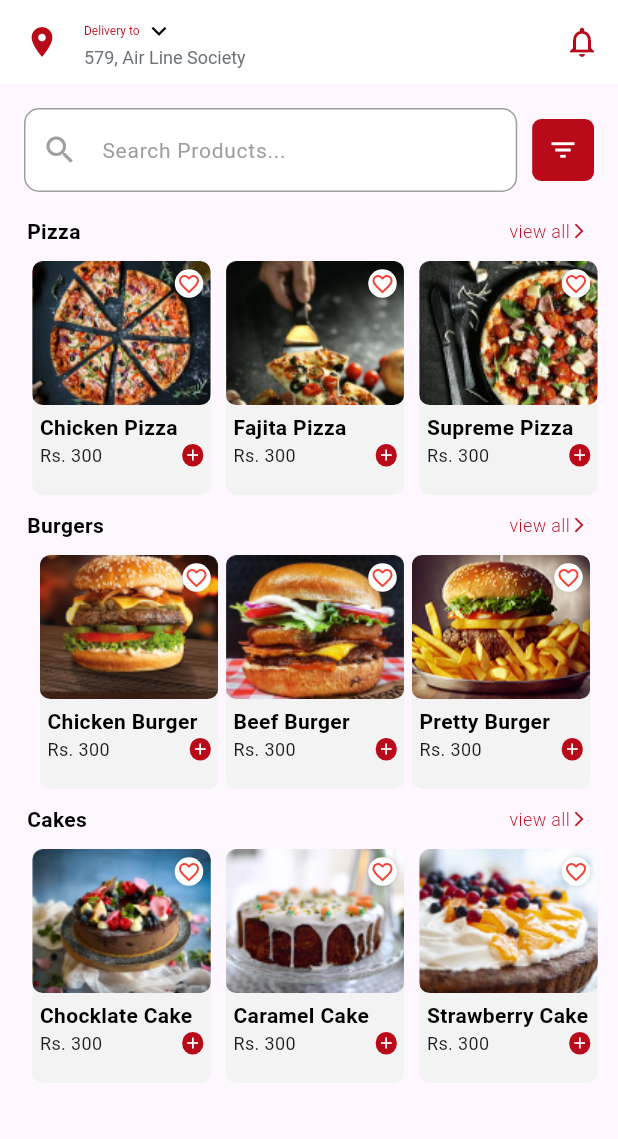
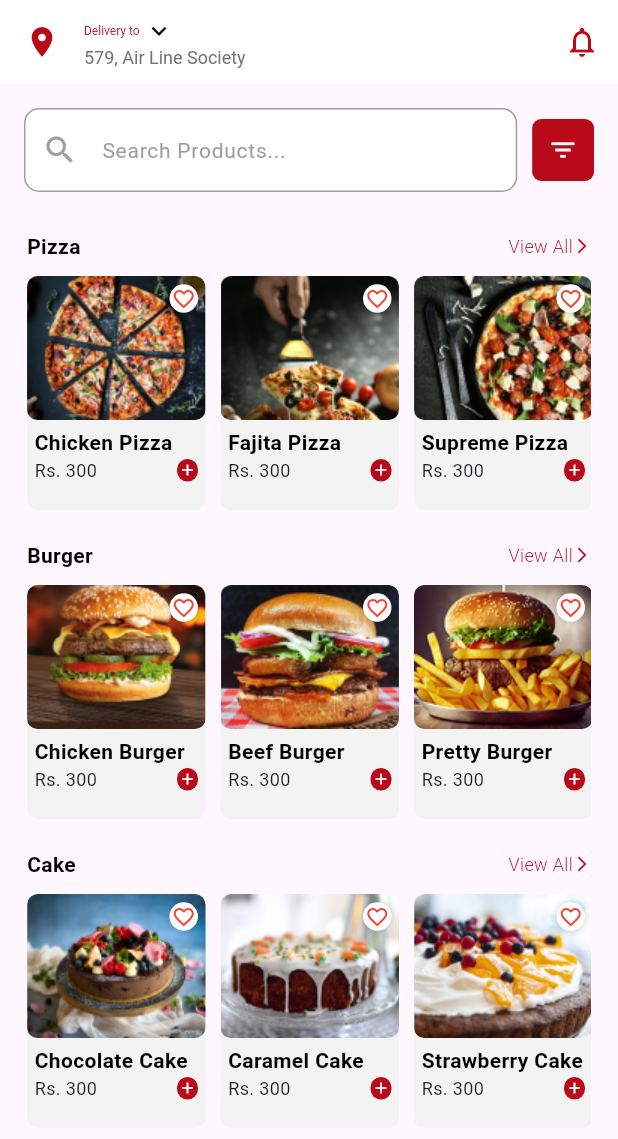
Before and after one commit to Qariziaullahkhan/Pizza-App, a Flutter app: the HomeView screen opened directly, on a phone screen of 412 x 824 dp. Shown: the top 1139 px of the screen. Run offline on Flutter 3.47's test engine with Material 3 defaults, Android fonts, the phone set to English and light mode, and no system bars; our stand-ins replace get, google_fonts, intl_phone_field, pinput.

Commit message:
we add the product

```diff
--- /dev/null
+++ b/lib/controller/product_controller.dart
@@ -0,0 +1,24 @@
+import 'package:get/get.dart';
+import 'package:pizza_app/model/product_model.dart';
+import '../utils/images.dart';
+
+class ProductController extends GetxController {
+  // Categories with products
+  final Map<String, List<ProductModel>> productCategories = {
+    "Pizza": [
+      ProductModel(imagePath: Images.chicken, title: "Chicken Pizza",price: "Rs. 300"),
+      ProductModel(imagePath: Images.fatigapizza, title: "Fajita Pizza",price: "Rs. 300"),
+      ProductModel(imagePath: Images.supreemepizza, title: "Supreme Pizza",price: "Rs. 300"),
+    ],
+    "Burger": [
+      ProductModel(imagePath: Images.chickenburger, title: "Chicken Burger",price: "Rs. 300"),
+      ProductModel(imagePath: Images.beefburger, title: "Beef Burger",price: "Rs. 300"),
+      ProductModel(imagePath: Images.preetyburger, title: "Pretty Burger",price: "Rs. 300"),
+    ],
+    "Cake": [
+      ProductModel(imagePath: Images.chocklatecake, title: "Chocolate Cake",price: "Rs. 300"),
+      ProductModel(imagePath: Images.caremelcake, title: "Caramel Cake",price: "Rs. 300"),
+      ProductModel(imagePath: Images.strawberrycake, title: "Strawberry Cake",price: "Rs. 300"),
+    ]
+  };
+}
--- /dev/null
+++ b/lib/model/product_model.dart
@@ -0,0 +1,7 @@
+class ProductModel {
+  final String imagePath;
+  final String title;
+  final String price;
+
+  ProductModel({required this.imagePath, required this.title,required this.price});
+}
--- /dev/null
+++ b/lib/views/category/category_view.dart
@@ -0,0 +1,90 @@
+import 'package:flutter/material.dart';
+import 'package:get/get.dart';
+import 'package:pizza_app/controller/product_controller.dart';
+import 'package:pizza_app/model/product_model.dart';
+import 'package:pizza_app/utils/colors.dart';
+import 'package:pizza_app/utils/constants.dart';
+
+class CategoryDetailScreen extends StatelessWidget {
+  final String categoryName;
+  const CategoryDetailScreen({super.key, required this.categoryName});
+
+  @override
+  Widget build(BuildContext context) {
+    final ProductController controller = Get.find<ProductController>();
+    List<ProductModel> products =
+        controller.productCategories[categoryName] ?? [];
+
+    return Scaffold(
+      appBar: AppBar(
+        centerTitle: true,
+        leading: IconButton(onPressed: () => Get.back(), icon: Icon(Icons.arrow_back_ios,color: AppColors.secondary,)),
+        title: Text(Constants.pizaa,style: TextStyle(color: AppColors.secondary),)),
+      body: Padding(
+        padding: const EdgeInsets.all(12.0),
+        child: GridView.builder(
+          itemCount: products.length,
+          gridDelegate: const SliverGridDelegateWithFixedCrossAxisCount(
+            crossAxisCount: 2,
+            childAspectRatio: 0.8,
+            crossAxisSpacing: 10,
+            mainAxisSpacing: 10,
+
+          ),
+          itemBuilder: (context, index) {
+            return Container(
+              decoration: BoxDecoration(
+                color: Colors.white,
+                borderRadius: BorderRadius.circular(7),
+              ),
+              child: Column(
+                children: [
+                  ClipRRect(
+                    borderRadius:
+                        BorderRadius.vertical(top: Radius.circular(7)),
+                    child: Image.asset(
+                      products[index].imagePath,
+                      width: 179,
+                      fit: BoxFit.cover,
+                    ),
+                  ),
+                  const SizedBox(height: 8),
+                  Text(
+                    products[index].title,
+                    style: const TextStyle(fontWeight: FontWeight.bold),
+                  ),
+                  const SizedBox(height: 8),
+                  Padding(
+                    padding: const EdgeInsets.symmetric(horizontal: 8),
+                    child: Row(
+                      mainAxisAlignment: MainAxisAlignment.spaceBetween,
+                      children: [
+                        Text(
+                          '${products[index].price}',
+                          style: const TextStyle(fontWeight: FontWeight.bold),
+                        ),
+                        Container(
+                          width: 20,
+                          height: 20,
+                          decoration: BoxDecoration(
+                            shape: BoxShape.circle,
+                            color: AppColors.secondary,
+                          ),
+                          child: const Icon(
+                            Icons.add,
+                            color: Colors.white,
+                            size: 14,
+                          ),
+                        ),
+                      ],
+                    ),
+                  ),
+                ],
+              ),
+            );
+          },
+        ),
+      ),
+    );
+  }
+}
--- a/lib/views/home/home_view.dart
+++ b/lib/views/home/home_view.dart
@@ -1,10 +1,10 @@
 import 'package:flutter/material.dart';
 import 'package:get/get.dart';
+import 'package:pizza_app/controller/product_controller.dart';
 import 'package:pizza_app/utils/colors.dart';
 import 'package:pizza_app/utils/constants.dart';
 import 'package:pizza_app/utils/responsive.dart';
-import 'package:pizza_app/widgets/burger_card.dart';
-import 'package:pizza_app/widgets/chocklate_card.dart';
+import 'package:pizza_app/views/category/category_view.dart';
 import 'package:pizza_app/widgets/my_size.dart';
 import 'package:pizza_app/widgets/mytext.dart';
 import 'package:pizza_app/widgets/pizza_card.dart';
@@ -16,6 +16,8 @@ class HomeView extends StatelessWidget {
   @override
   Widget build(BuildContext context) {
     final ResponsiveController responsive = Get.put(ResponsiveController());
+    final ProductController controller = Get.put(ProductController());
+
     return Scaffold(
       appBar: AppBar(
         leading: IconButton(
@@ -101,203 +103,11 @@ class HomeView extends StatelessWidget {
               ),
             ),
             // to write me container
-            Container(
-              margin: const EdgeInsets.only(
-                left: 18,
-                right: 10,
-              ),
-              width: double.infinity,
-              decoration: BoxDecoration(
-                borderRadius: BorderRadius.only(
-                  topLeft: Radius.circular(7),
-                  topRight: Radius.circular(7),
-                ),
-              ),
-              child: Column(
-                children: [
-                  Row(
-                    mainAxisAlignment: MainAxisAlignment.start,
-                    children: [
-                      MyText(
-                        text: Constants.pizaa,
-                        fontSize: 14,
-                        fontWeight: FontWeight.w700,
-                        color: AppColors.primary,
-                      ),
-                      Spacer(),
-                      MyText(
-                        text: "view all",
-                        fontSize: 12,
-                        fontWeight: FontWeight.w300,
-                        color: AppColors.secondary,
-                      ),
-                      const Icon(
-                        Icons.arrow_forward_ios,
-                        color: AppColors.secondary,
-                        size: 12,
-                      ),
-                      MySize(width: 10),
-                    ],
-                  ),
-                  MySize(height: 10),
-                  SingleChildScrollView(
-                    scrollDirection: Axis.horizontal,
-                    child: Row(
-                      children: [
-                        PizzaCard(
-                          imagePath: "assets/images/pizza.png",
-                          title: "Chicken Pizza",
-                        ),
-                        MySize(width: 10),
-                        PizzaCard(
-                          imagePath: "assets/images/fatija.png",
-                          title: "Fajita Pizza",
-                        ),
-                        MySize(width: 10),
-                        PizzaCard(
-                          imagePath: "assets/images/supreem.png",
-                          title: "Supreme Pizza",
-                        ),
-                      ],
-                    ),
-                  )
-                  ////to removed oveflow
-                ],
-              ),
-            ),
-            //burgers
-            const SizedBox(
-              height: 10,
-            ),
-            Container(
-              margin: const EdgeInsets.only(
-                left: 18,
-                right: 10,
-              ),
-              width: double.infinity,
-              decoration: BoxDecoration(
-                borderRadius: BorderRadius.only(
-                  topLeft: Radius.circular(7),
-                  topRight: Radius.circular(7),
-                ),
-              ),
-              child: Column(
-                children: [
-                  Row(
-                    mainAxisAlignment: MainAxisAlignment.start,
-                    children: [
-                      MyText(
-                        text: Constants.burger,
-                        fontSize: 14,
-                        fontWeight: FontWeight.w700,
-                        color: AppColors.primary,
-                      ),
-                      Spacer(),
-                      MyText(
-                        text: "view all",
-                        fontSize: 12,
-                        fontWeight: FontWeight.w300,
-                        color: AppColors.secondary,
-                      ),
-                      const Icon(
-                        Icons.arrow_forward_ios,
-                        color: AppColors.secondary,
-                        size: 12,
-                      ),
-                      MySize(width: 10),
-                    ],
-                  ),
-                  MySize(height: 10),
-                  SingleChildScrollView(
-                    scrollDirection: Axis.horizontal,
-                    child: Row(
-                      children: [
-                        BurgerCard(
-                          imagePath: "assets/images/chicken.png",
-                          title: "Chicken Burger",
-                        ),
-                        MySize(width: 5),
-                        PizzaCard(
-                          imagePath: "assets/images/beef.png",
-                          title: "Beef Burger",
-                        ),
-                        MySize(width: 5),
-                        PizzaCard(
-                          imagePath: "assets/images/pretty.png",
-                          title: "Pretty Burger",
-                        ),
-                      ],
-                    ),
-                  )
-
-                  ////to removed oveflow
-                ],
-              ),
-            ),
-            MySize(height: 10),
-            Container(
-              margin: const EdgeInsets.only(
-                left: 18,
-                right: 10,
-              ),
-              width: double.infinity,
-              decoration: BoxDecoration(
-                borderRadius: BorderRadius.only(
-                  topLeft: Radius.circular(7),
-                  topRight: Radius.circular(7),
-                ),
-              ),
-              child: Column(
-                children: [
-                  Row(
-                    mainAxisAlignment: MainAxisAlignment.start,
-                    children: [
-                      MyText(
-                        text: Constants.cake,
-                        fontSize: 14,
-                        fontWeight: FontWeight.w700,
-                        color: AppColors.primary,
-                      ),
-                      Spacer(),
-                      MyText(
-                        text: "view all",
-                        fontSize: 12,
-                        fontWeight: FontWeight.w300,
-                        color: AppColors.secondary,
-                      ),
-                      const Icon(
-                        Icons.arrow_forward_ios,
-                        color: AppColors.secondary,
-                        size: 12,
-                      ),
-                      MySize(width: 10),
-                    ],
-                  ),
-                  MySize(height: 10),
-                  SingleChildScrollView(
-                    scrollDirection: Axis.horizontal,
-                    child: Row(
-                      children: [
-                        CakeCards(
-                          imagePath: "assets/images/chocklate.png",
-                          title: "Chocklate Cake",
-                        ),
-                        MySize(width: 10),
-                        CakeCards(
-                          imagePath: "assets/images/cramel.png",
-                          title: "Caramel Cake",
-                        ),
-                        MySize(width: 10),
-                        CakeCards(
-                          imagePath: "assets/images/strewbery.png",
-                          title: "Strawberry Cake",
-                        ),
-                      ],
-                    ),
-                  )
-                  ////to removed oveflow
-                ],
-              ),
+            Column(
+              children: controller.productCategories.keys.map((category) {
+                return _buildCategorySection(
+                    category, controller.productCategories[category]!);
+              }).toList(),
             ),
           ],
         ),
@@ -305,3 +115,53 @@ class HomeView extends StatelessWidget {
     );
   }
 }
+
+Widget _buildCategorySection(String category, List products) {
+  return Container(
+    margin: const EdgeInsets.symmetric(horizontal: 18, vertical: 10),
+    width: double.infinity,
+    decoration: BoxDecoration(borderRadius: BorderRadius.circular(7)),
+    child: Column(
+      children: [
+        Row(
+          mainAxisAlignment: MainAxisAlignment.spaceBetween,
+          children: [
+            MyText(
+                text: category,
+                fontSize: 14,
+                fontWeight: FontWeight.w700,
+                color: AppColors.primary),
+            GestureDetector(
+              onTap: () =>
+                  Get.to(() => CategoryDetailScreen(categoryName: category)),
+              child: Row(
+                children: [
+                  MyText(
+                      text: "View All",
+                      fontSize: 12,
+                      fontWeight: FontWeight.w300,
+                      color: AppColors.secondary),
+                  const Icon(Icons.arrow_forward_ios,
+                      color: AppColors.secondary, size: 12),
+                ],
+              ),
+            ),
+          ],
+        ),
+        MySize(height: 10),
+        SingleChildScrollView(
+          scrollDirection: Axis.horizontal,
+          child: Row(
+            children: products
+                .map((product) => Padding(
+                      padding: const EdgeInsets.only(right: 10),
+                      child: PizzaCard(
+                          imagePath: product.imagePath, title: product.title),
+                    ))
+                .toList(),
+          ),
+        )
+      ],
+    ),
+  );
+}
```
